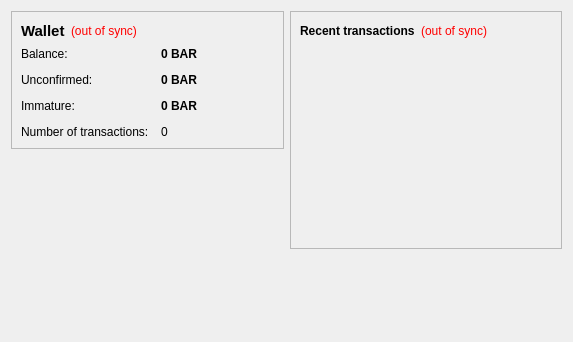
This is src/qt/forms/overviewpage.ui in teapartycoin/teapartycoin as Qt 5 draws it before an edit. The edited form follows.
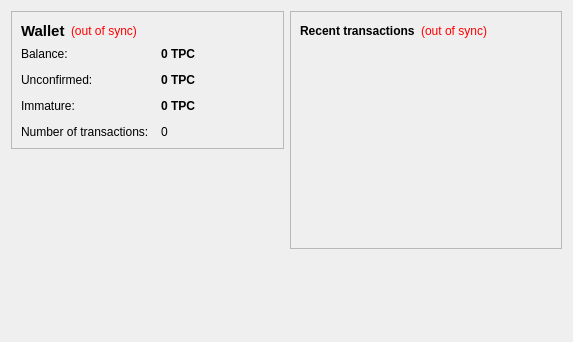
This is the edited form.

The edit to the form file:
```diff
--- a/src/qt/forms/overviewpage.ui
+++ b/src/qt/forms/overviewpage.ui
@@ -105,7 +105,7 @@
              <string>Your current balance</string>
             </property>
             <property name="text">
-             <string notr="true">0 BAR</string>
+             <string notr="true">0 TPC</string>
             </property>
             <property name="textInteractionFlags">
              <set>Qt::LinksAccessibleByMouse|Qt::TextSelectableByKeyboard|Qt::TextSelectableByMouse</set>
@@ -134,7 +134,7 @@
              <string>Total of transactions that have yet to be confirmed, and do not yet count toward the current balance</string>
             </property>
             <property name="text">
-             <string notr="true">0 BAR</string>
+             <string notr="true">0 TPC</string>
             </property>
             <property name="textInteractionFlags">
              <set>Qt::LinksAccessibleByMouse|Qt::TextSelectableByKeyboard|Qt::TextSelectableByMouse</set>
@@ -177,7 +177,7 @@
              <string>Mined balance that has not yet matured</string>
             </property>
             <property name="text">
-             <string notr="true">0 BAR</string>
+             <string notr="true">0 TPC</string>
             </property>
             <property name="textInteractionFlags">
              <set>Qt::LinksAccessibleByMouse|Qt::TextSelectableByKeyboard|Qt::TextSelectableByMouse</set>
```
Left out of the diff: 4 changed lines with no effect on the pictures.
